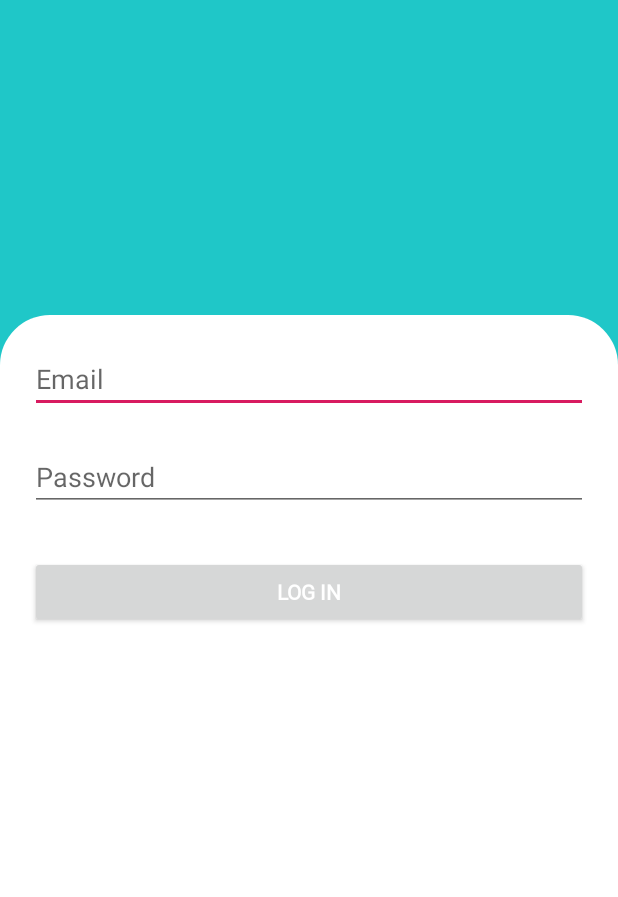
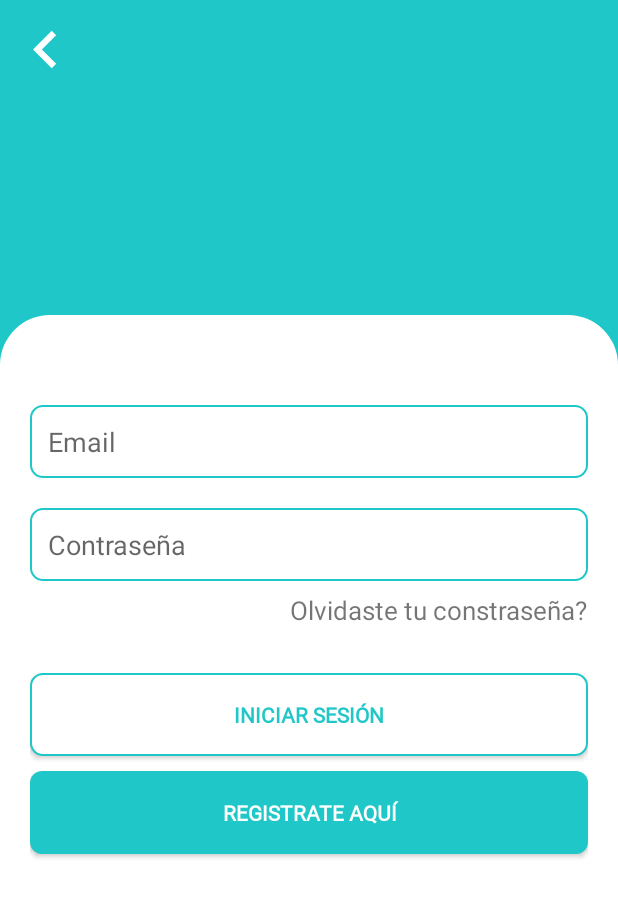
Before and after one commit to eirondiaz/proyectoFinal, an Android app: the PacienteLogin screen opened directly, with no data from a screen before it, on a phone screen of 412 x 824 dp. Shown: the top 897 px of the screen. Run offline under Robolectric (Android 15) with nearby library versions, the phone set to English and light mode, and no system bars.

Commit message:
diseño en el LogIn

```diff
--- a/app/src/main/java/com/example/PacienteLogin.java
+++ b/app/src/main/java/com/example/PacienteLogin.java
@@ -2,15 +2,34 @@ package com.example;
 
 import androidx.appcompat.app.AppCompatActivity;
 
+import android.content.Intent;
 import android.os.Bundle;
+import android.view.View;
+import android.widget.ImageView;
 
+import com.example.proyectofinal.PreLogin;
 import com.example.proyectofinal.R;
 
-public class PacienteLogin extends AppCompatActivity {
+public class PacienteLogin extends AppCompatActivity implements View.OnClickListener {
+
+    private ImageView imgBack;
 
     @Override
     protected void onCreate(Bundle savedInstanceState) {
         super.onCreate(savedInstanceState);
         setContentView(R.layout.activity_paciente_login);
+
+        imgBack = findViewById(R.id.imgBack);
+        imgBack.setOnClickListener(this);
+    }
+
+    @Override
+    public void onClick(View v) {
+        switch (v.getId()){
+
+            case R.id.imgBack:
+                startActivity(new Intent(PacienteLogin.this, PreLogin.class));
+                break;
+        }
     }
 }
--- /dev/null
+++ b/app/src/main/res/drawable/bg_btn.xml
@@ -0,0 +1,10 @@
+<?xml version="1.0" encoding="utf-8"?>
+<shape xmlns:android="http://schemas.android.com/apk/res/android">
+
+    <solid
+        android:color="@color/colorPrimary2"></solid>
+
+    <corners
+        android:radius="8dp"></corners>
+
+</shape>
--- /dev/null
+++ b/app/src/main/res/drawable/bg_btnregistro.xml
@@ -0,0 +1,14 @@
+<?xml version="1.0" encoding="utf-8"?>
+<shape xmlns:android="http://schemas.android.com/apk/res/android">
+
+    <solid
+        android:color="#fff"></solid>
+
+    <stroke
+        android:width="1dp"
+        android:color="@color/colorPrimary2"></stroke>
+
+    <corners
+        android:radius="8dp"></corners>
+
+</shape>
--- /dev/null
+++ b/app/src/main/res/drawable/bg_edtxt.xml
@@ -0,0 +1,11 @@
+<?xml version="1.0" encoding="utf-8"?>
+<shape xmlns:android="http://schemas.android.com/apk/res/android">
+
+    <stroke
+        android:width="1dp"
+        android:color="@color/colorPrimary2"></stroke>
+
+    <corners
+        android:radius="8dp"></corners>
+
+</shape>
--- /dev/null
+++ b/app/src/main/res/drawable/ic_chevron_left_black_24dp.xml
@@ -0,0 +1,5 @@
+<vector android:height="50dp" android:tint="#FFFFFF"
+    android:viewportHeight="24.0" android:viewportWidth="24.0"
+    android:width="50dp" xmlns:android="http://schemas.android.com/apk/res/android">
+    <path android:fillColor="#FF000000" android:pathData="M15.41,7.41L14,6l-6,6 6,6 1.41,-1.41L10.83,12z"/>
+</vector>
--- a/app/src/main/res/layout/activity_paciente_login.xml
+++ b/app/src/main/res/layout/activity_paciente_login.xml
@@ -16,8 +16,15 @@
             android:layout_width="match_parent"
             android:layout_height="210dp"
             android:orientation="vertical"
-            android:gravity="center_horizontal"
             android:background="@color/colorPrimary2">
+
+            <ImageView
+                android:id="@+id/imgBack"
+                android:layout_width="50dp"
+                android:layout_height="50dp"
+                android:src="@drawable/ic_chevron_left_black_24dp"
+                android:layout_marginTop="8dp"
+                android:layout_marginLeft="5dp"/>
 
         </LinearLayout>
 
@@ -37,8 +44,11 @@
                 android:layout_height="wrap_content"
                 android:ems="10"
                 android:inputType="textPersonName"
+                android:layout_marginTop="40dp"
                 android:hint="Email"
-                android:textColor="@color/colorPrimary"/>
+                android:textColor="@color/colorPrimary"
+                android:background="@drawable/bg_edtxt"
+                android:padding="12dp"/>
 
             <EditText
                 android:id="@+id/editText2"
@@ -46,20 +56,43 @@
                 android:layout_height="wrap_content"
                 android:ems="10"
                 android:inputType="textPassword"
-                android:hint="Password"
+                android:hint="Contraseña"
                 android:textColor="@color/colorPrimary2"
-                android:layout_marginTop="20dp"/>
+                android:layout_marginTop="20dp"
+                android:background="@drawable/bg_edtxt"
+                android:padding="12dp"/>
+
+            <TextView
+                android:layout_width="wrap_content"
+                android:layout_height="wrap_content"
+                android:text="Olvidaste tu constraseña?"
+                android:layout_marginTop="7dp"
+                android:textSize="17sp"
+                android:layout_gravity="end"/>
 
             <Button
+                android:id="@+id/btnLogIn"
                 android:layout_width="match_parent"
-                android:layout_height="wrap_content"
-                android:text="Log In"
+                android:layout_height="55dp"
+                android:text="Iniciar Sesión"
+                android:fontFamily="@font/roboto"
+                android:textStyle="bold"
+                android:textColor="@color/colorPrimary2"
+                android:background="@drawable/bg_btnregistro"
+                android:layout_marginTop="30dp"/>
+
+            <Button
+                android:id="@+id/btnRegistro"
+                android:layout_width="match_parent"
+                android:layout_height="55dp"
+                android:text="Registrate aquí"
                 android:fontFamily="@font/roboto"
                 android:textStyle="bold"
                 android:textColor="#fff"
-                android:layout_marginTop="30dp"/>
+                android:background="@drawable/bg_btn"
+                android:layout_marginTop="10dp"/>
+
         </LinearLayout>
-
 
     </RelativeLayout>
 
```
